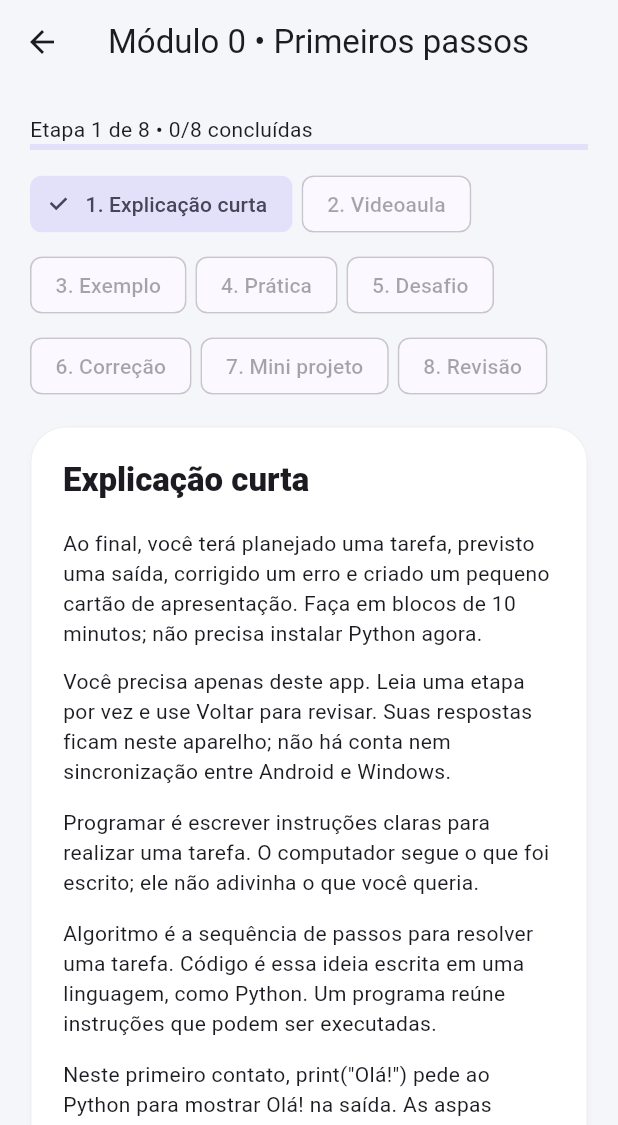
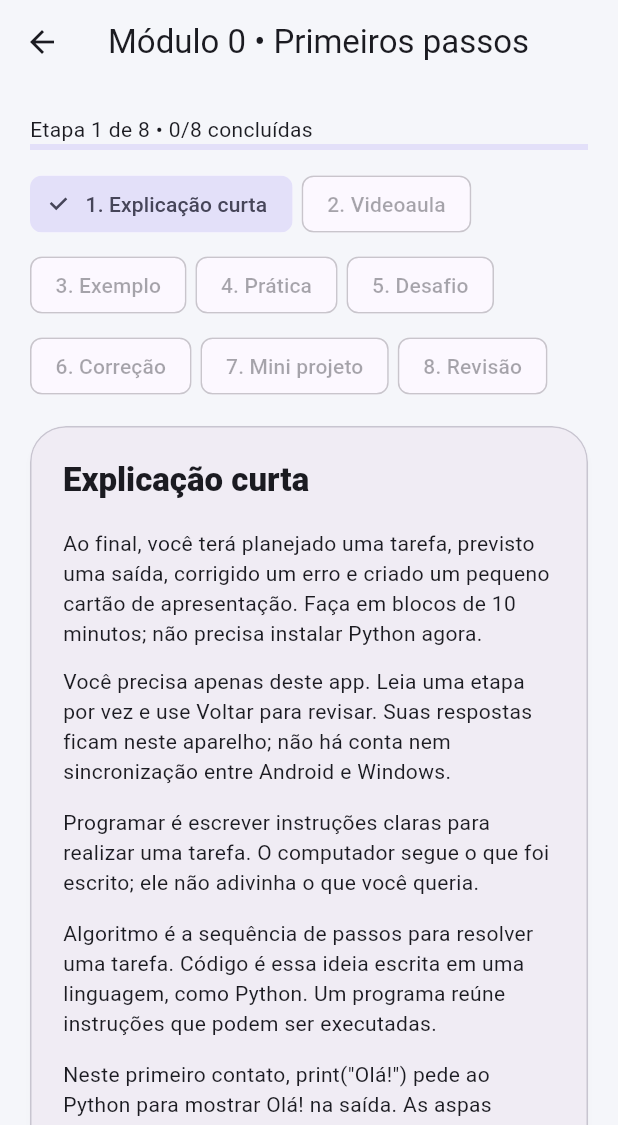
Before and after one commit to Pablomarinho199752/curso-programacao-zero-flutter, a Flutter app: the screen it shows after launch, after a tap on "Continuar agora", on a phone screen of 412 x 824 dp, the part 111-1236 px from its top. Run offline on Flutter 3.47's test engine with Material 3 defaults, Android fonts, the phone set to English and light mode, and no system bars; our stand-ins replace flutter_secure_storage, shared_preferences; missing offline and left inert: serious_python.

Commit message:
fix(theme): adaptar cartões de aula ao modo escuro

```diff
--- a/lib/widgets/section_card.dart
+++ b/lib/widgets/section_card.dart
@@ -20,13 +20,13 @@ class SectionCard extends StatelessWidget {
     return Padding(
       padding: const EdgeInsets.only(bottom: 18),
       child: Material(
-        color: Colors.white,
+        color: scheme.surfaceContainer,
         elevation: 2,
-        shadowColor: Colors.black.withValues(alpha: 0.10),
+        shadowColor: scheme.shadow.withValues(alpha: 0.10),
         clipBehavior: Clip.antiAlias,
         shape: RoundedRectangleBorder(
           borderRadius: radius,
-          side: BorderSide(color: Colors.black.withValues(alpha: 0.06)),
+          side: BorderSide(color: scheme.outlineVariant),
         ),
         child: Padding(
           padding: const EdgeInsets.all(22),
```
